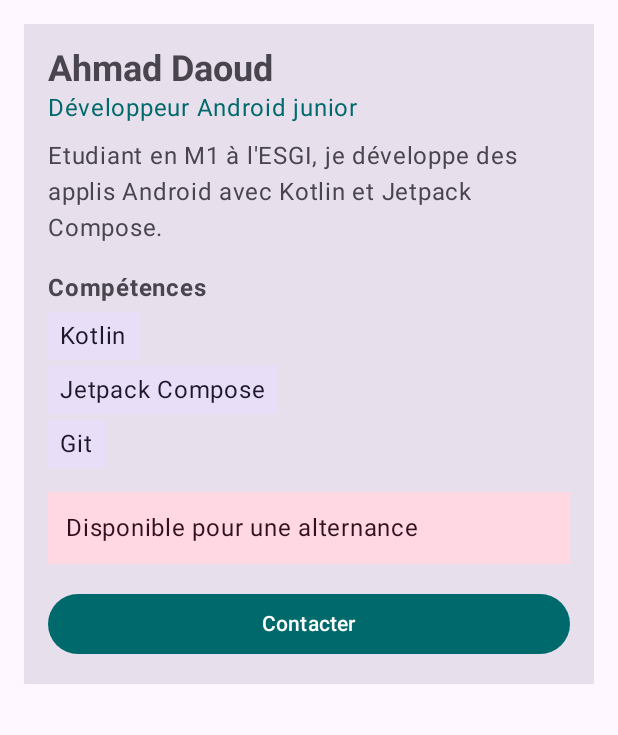
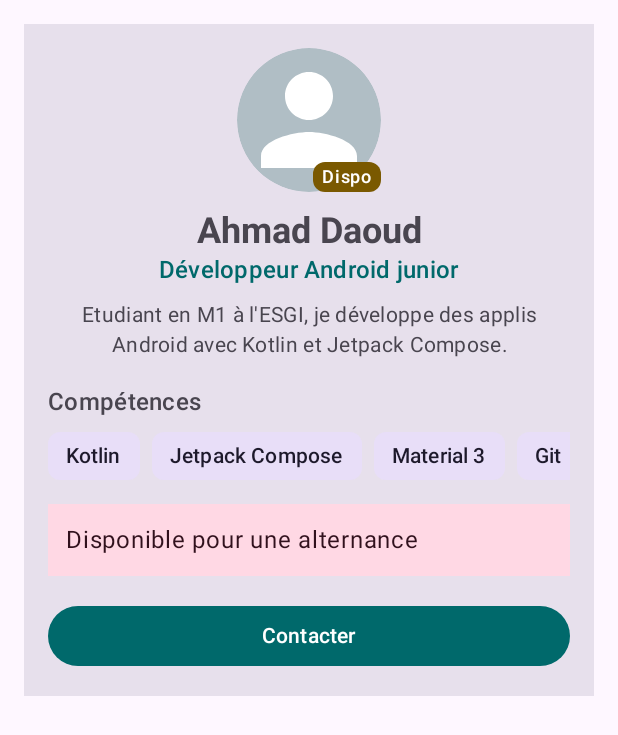
Before and after one commit to AdaoudDev/ProfilDeveloppeurAmeliorationCC, an Android app built with Jetpack Compose: the screen it shows after launch (MainActivity), on a phone screen of 412 x 824 dp. Shown: the top 735 px of the screen. Run offline under Robolectric (Android 15) with nearby library versions, the phone set to English and light mode, and no system bars.

Commit message:
refonte compétences

```diff
--- a/app/src/main/java/com/example/tpahmaddaoudjetpackcompose/MainActivity.kt
+++ b/app/src/main/java/com/example/tpahmaddaoudjetpackcompose/MainActivity.kt
@@ -4,23 +4,35 @@ import android.os.Bundle
 import androidx.activity.ComponentActivity
 import androidx.activity.compose.setContent
 import androidx.activity.enableEdgeToEdge
+import androidx.compose.foundation.Image
 import androidx.compose.foundation.clickable
+import androidx.compose.foundation.layout.Box
+import androidx.compose.foundation.layout.Arrangement
 import androidx.compose.foundation.layout.Column
 import androidx.compose.foundation.layout.fillMaxSize
 import androidx.compose.foundation.layout.fillMaxWidth
+import androidx.compose.foundation.layout.Spacer
+import androidx.compose.foundation.layout.height
 import androidx.compose.foundation.layout.padding
+import androidx.compose.foundation.layout.size
+import androidx.compose.foundation.lazy.LazyRow
+import androidx.compose.foundation.lazy.items
+import androidx.compose.foundation.shape.CircleShape
 import androidx.compose.material3.Button
 import androidx.compose.material3.MaterialTheme
 import androidx.compose.material3.Scaffold
 import androidx.compose.material3.Surface
 import androidx.compose.material3.Text
 import androidx.compose.runtime.Composable
+import androidx.compose.ui.Alignment
 import androidx.compose.ui.Modifier
+import androidx.compose.ui.draw.clip
+import androidx.compose.ui.res.painterResource
 import androidx.compose.ui.semantics.Role
 import androidx.compose.ui.semantics.contentDescription
 import androidx.compose.ui.semantics.role
 import androidx.compose.ui.semantics.semantics
-import androidx.compose.ui.text.font.FontWeight
+import androidx.compose.ui.text.style.TextAlign
 import androidx.compose.ui.tooling.preview.Preview
 import androidx.compose.ui.unit.dp
 import com.example.tpahmaddaoudjetpackcompose.ui.theme.TPAhmadDAOUDJetpackComposeTheme
@@ -35,7 +47,8 @@ class MainActivity : ComponentActivity() {
                     name = "Ahmad Daoud",
                     role = "Développeur Android junior",
                     description = "Etudiant en M1 à l'ESGI, je développe des applis Android avec Kotlin et Jetpack Compose.",
-                    skills = listOf("Kotlin", "Jetpack Compose", "Git"),
+                    skills = sampleSkills(),
+                    isAvailable = true,
                     availability = "Disponible pour une alternance",
                     onAvailabilityClick = {
                         // affichera éventuellement la dispo
@@ -95,6 +108,7 @@ fun ProfileScreen(
     role: String,
     description: String,
     skills: List<String>,
+    isAvailable: Boolean,
     availability: String,
     onAvailabilityClick: () -> Unit,
     onContactClick: () -> Unit,
@@ -106,6 +120,7 @@ fun ProfileScreen(
             role = role,
             description = description,
             skills = skills,
+            isAvailable = isAvailable,
             availability = availability,
             onAvailabilityClick = onAvailabilityClick,
             onContactClick = onContactClick,
@@ -124,6 +139,7 @@ fun ProfileCard(
     role: String,
     description: String,
     skills: List<String>,
+    isAvailable: Boolean,
     availability: String,
     onAvailabilityClick: () -> Unit,
     onContactClick: () -> Unit,
@@ -135,19 +151,23 @@ fun ProfileCard(
     ) {
         // padding interne : espace entre le bord de la fiche et le contenu
         Column(modifier = Modifier.padding(16.dp)) {
-            ProfileHeader(name = name, role = role)
-            Text(
-                text = description,
-                modifier = Modifier.padding(top = 8.dp)
+            ProfileHeader(
+                name = name,
+                role = role,
+                description = description,
+                isAvailable = isAvailable
             )
             Text(
                 text = "Compétences",
-                fontWeight = FontWeight.Bold,
+                style = MaterialTheme.typography.titleMedium,
                 modifier = Modifier.padding(top = 16.dp)
             )
-            // un SkillItem par compétence de la liste
-            skills.forEach { skill ->
-                SkillItem(skill = skill, modifier = Modifier.padding(top = 4.dp))
+            Spacer(modifier = Modifier.height(8.dp))
+            // liste horizontale, un SkillChip par compétence
+            LazyRow(horizontalArrangement = Arrangement.spacedBy(8.dp)) {
+                items(skills) { skill ->
+                    SkillChip(skill = skill)
+                }
             }
             AvailabilityInfo(
                 text = availability,
@@ -196,32 +216,79 @@ fun ContactButton(text: String, onClick: () -> Unit, modifier: Modifier = Modifi
     }
 }
 
-// En-tete avec le nom et le role
+// En-tete : avatar, nom, role et description
 @Composable
-fun ProfileHeader(name: String, role: String, modifier: Modifier = Modifier) {
-    Column(modifier = modifier) {
+fun ProfileHeader(
+    name: String,
+    role: String,
+    description: String,
+    isAvailable: Boolean,
+    modifier: Modifier = Modifier
+) {
+    Column(
+        modifier = modifier.fillMaxWidth(),
+        horizontalAlignment = Alignment.CenterHorizontally
+    ) {
+        AvatarWithBadge(isAvailable = isAvailable)
+        Spacer(modifier = Modifier.height(12.dp))
         Text(
             text = name,
-            style = MaterialTheme.typography.headlineSmall,
-            fontWeight = FontWeight.Bold
+            style = MaterialTheme.typography.headlineSmall
         )
         Text(
             text = role,
+            style = MaterialTheme.typography.titleMedium,
             color = MaterialTheme.colorScheme.primary
+        )
+        Spacer(modifier = Modifier.height(8.dp))
+        Text(
+            text = description,
+            style = MaterialTheme.typography.bodyMedium,
+            textAlign = TextAlign.Center
         )
     }
 }
 
-// Une compétence
+// Avatar rond avec le badge "Dispo" par dessus
 @Composable
-fun SkillItem(skill: String, modifier: Modifier = Modifier) {
+fun AvatarWithBadge(isAvailable: Boolean, modifier: Modifier = Modifier) {
+    Box(modifier = modifier) {
+        Image(
+            painter = painterResource(id = R.drawable.avatar),
+            contentDescription = "Photo de profil",
+            modifier = Modifier
+                .size(96.dp)
+                .clip(CircleShape)
+        )
+        // le badge s'affiche seulement si le dev est dispo
+        if (isAvailable) {
+            Surface(
+                modifier = Modifier.align(Alignment.BottomEnd),
+                shape = MaterialTheme.shapes.small,
+                color = MaterialTheme.colorScheme.tertiary
+            ) {
+                Text(
+                    text = "Dispo",
+                    style = MaterialTheme.typography.labelMedium,
+                    modifier = Modifier.padding(horizontal = 6.dp, vertical = 2.dp)
+                )
+            }
+        }
+    }
+}
+
+// Une compétence affichée comme une petite pastille
+@Composable
+fun SkillChip(skill: String, modifier: Modifier = Modifier) {
     Surface(
         modifier = modifier,
+        shape = MaterialTheme.shapes.small,
         color = MaterialTheme.colorScheme.secondaryContainer
     ) {
         Text(
             text = skill,
-            modifier = Modifier.padding(horizontal = 8.dp, vertical = 4.dp)
+            style = MaterialTheme.typography.labelLarge,
+            modifier = Modifier.padding(horizontal = 12.dp, vertical = 6.dp)
         )
     }
 }
@@ -236,6 +303,7 @@ fun ProfileJuniorPreview() {
             role = "Développeur Android junior",
             description = "Etudiant en M1 à l'ESGI, je développe des applis Android avec Kotlin et Jetpack Compose.",
             skills = listOf("Kotlin", "Jetpack Compose", "Git"),
+            isAvailable = true,
             availability = "Disponible pour une alternance",
             onAvailabilityClick = {},
             onContactClick = {}
@@ -253,6 +321,7 @@ fun ProfileFullStackPreview() {
             role = "Développeuse full-stack",
             description = "5 ans d'expérience en web et mobile, surtout sur des API et du React.",
             skills = listOf("TypeScript", "React", "Node.js", "PostgreSQL", "Docker"),
+            isAvailable = false,
             availability = "Pas disponible, en mission jusqu'en mars 2027",
             onAvailabilityClick = {},
             onContactClick = {}
--- /dev/null
+++ b/app/src/main/res/drawable/avatar.xml
@@ -0,0 +1,14 @@
+<?xml version="1.0" encoding="utf-8"?>
+<!-- Avatar placeholder : rond gris avec une silhouette -->
+<vector xmlns:android="http://schemas.android.com/apk/res/android"
+    android:width="96dp"
+    android:height="96dp"
+    android:viewportWidth="24"
+    android:viewportHeight="24">
+    <path
+        android:fillColor="#FFB0BEC5"
+        android:pathData="M12,0A12,12 0,1 1,12 24A12,12 0,1 1,12 0Z" />
+    <path
+        android:fillColor="#FFFFFFFF"
+        android:pathData="M12,12c2.21,0 4,-1.79 4,-4s-1.79,-4 -4,-4 -4,1.79 -4,4 1.79,4 4,4zM12,14c-2.67,0 -8,1.34 -8,4v2h16v-2c0,-2.66 -5.33,-4 -8,-4z" />
+</vector>
```
